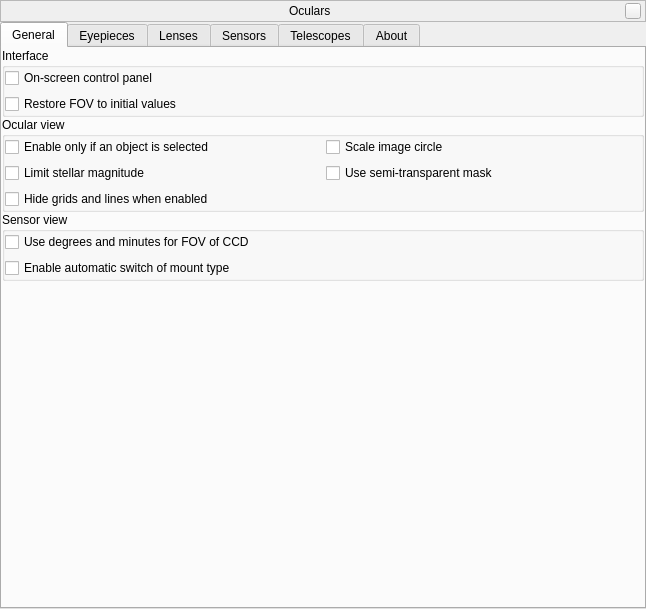
This is plugins/Oculars/src/gui/ocularDialog.ui in 519984307/stellarium_src as Qt 5 draws it before an edit. The edited form follows.
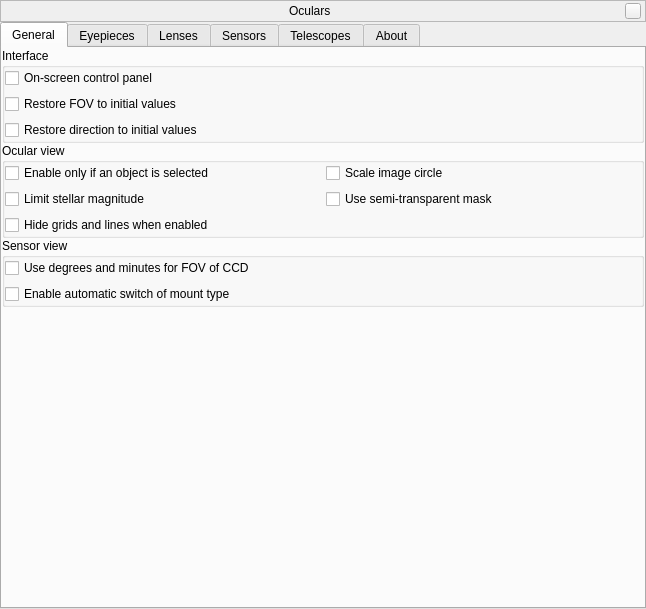
This is the edited form. Icons and pictures are not drawn. Custom widgets are drawn as their Qt base class.

Commit message: Added "Restore direction to initial values" in Oculars plugin

What changed in the file:
```diff
--- a/plugins/Oculars/src/gui/ocularDialog.ui
+++ b/plugins/Oculars/src/gui/ocularDialog.ui
@@ -213,6 +213,16 @@
                </property>
               </widget>
              </item>
+             <item row="2" column="0">
+              <widget class="QCheckBox" name="checkBoxInitialDirection">
+               <property name="toolTip">
+                <string>Mark it if you want the direction value the same like at the startup of Stellarium.</string>
+               </property>
+               <property name="text">
+                <string>Restore direction to initial values</string>
+               </property>
+              </widget>
+             </item>
             </layout>
            </widget>
           </item>
```
The commit also changes 3 other files.
